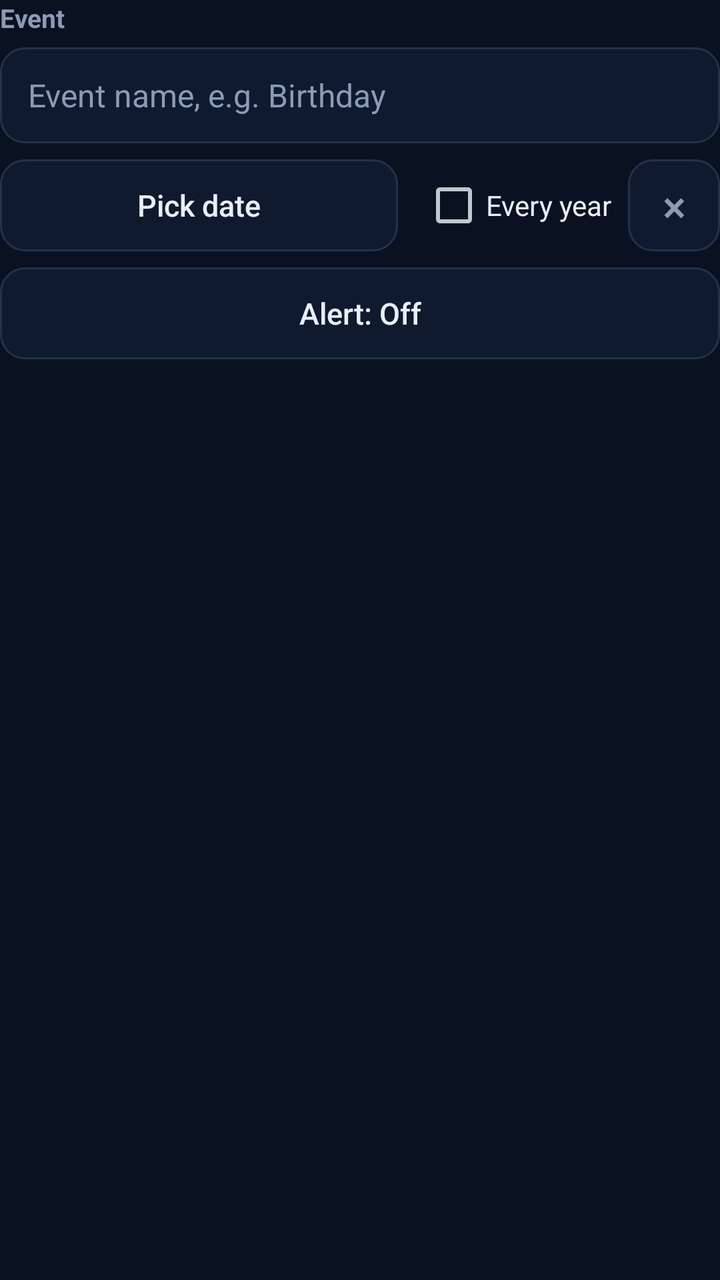
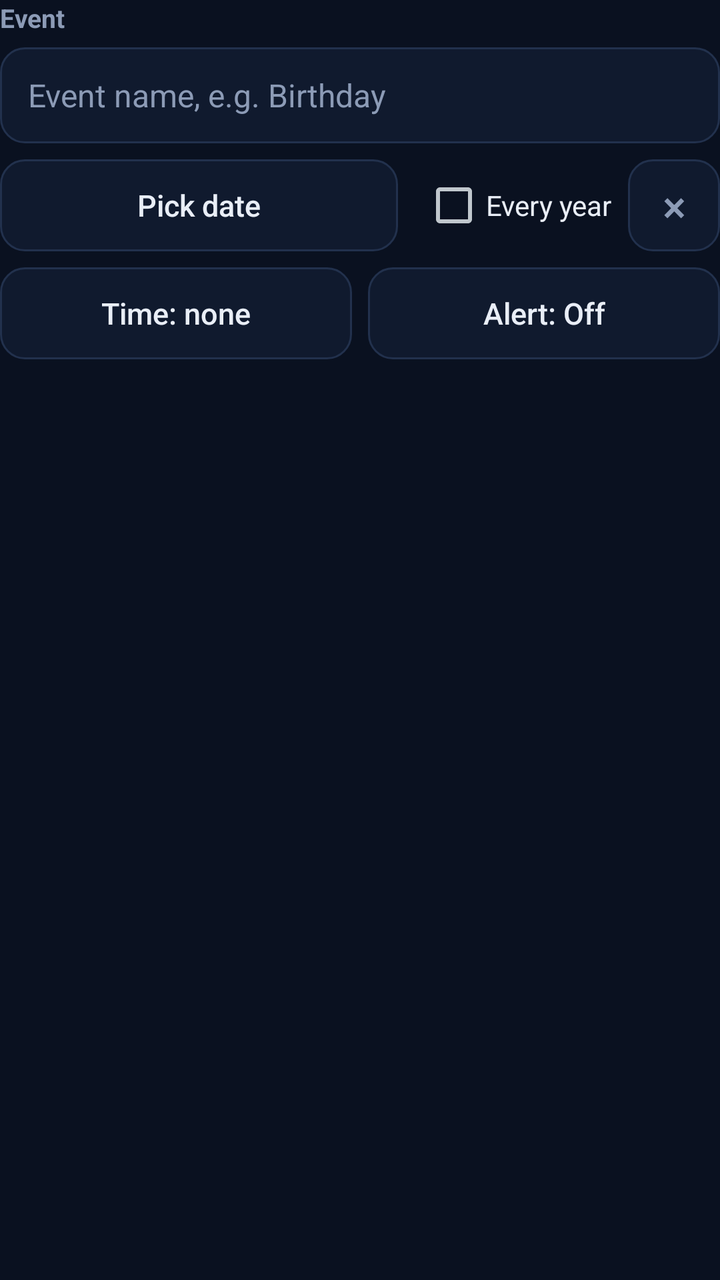

Two renders of the same Android screen: before a commit and after it. Below are the layout's source before the change and the commit's diff.
<!-- AndroidManifest.xml: application theme AppTheme -->
<!-- res/layout/item_event_slot.xml -->
<?xml version="1.0" encoding="utf-8"?>
<LinearLayout xmlns:android="http://schemas.android.com/apk/res/android"
    android:layout_width="match_parent"
    android:layout_height="wrap_content"
    android:layout_marginTop="14dp"
    android:orientation="vertical">

    <TextView
        android:id="@+id/ev_caption"
        android:layout_width="wrap_content"
        android:layout_height="wrap_content"
        android:text="Event"
        android:textColor="@color/muted"
        android:textSize="13sp"
        android:textStyle="bold" />

    <EditText
        android:id="@+id/ev_name"
        android:layout_width="match_parent"
        android:layout_height="48dp"
        android:layout_marginTop="6dp"
        android:background="@drawable/bg_field"
        android:hint="Event name, e.g. Birthday"
        android:imeOptions="actionDone"
        android:inputType="textCapSentences"
        android:maxLength="24"
        android:maxLines="1"
        android:paddingHorizontal="14dp"
        android:textColor="@color/fg"
        android:textColorHint="@color/muted"
        android:textSize="16sp" />

    <LinearLayout
        android:layout_width="match_parent"
        android:layout_height="wrap_content"
        android:layout_marginTop="8dp"
        android:gravity="center_vertical"
        android:orientation="horizontal">

        <Button
            android:id="@+id/ev_date"
            android:layout_width="0dp"
            android:layout_height="46dp"
            android:layout_weight="1"
            android:background="@drawable/bg_button_outline"
            android:stateListAnimator="@null"
            android:text="Pick date"
            android:textAllCaps="false"
            android:textColor="@color/fg"
            android:textSize="15sp" />

        <CheckBox
            android:id="@+id/ev_yearly"
            android:layout_width="wrap_content"
            android:layout_height="wrap_content"
            android:layout_marginStart="12dp"
            android:text="Every year"
            android:textColor="@color/fg"
            android:textSize="14sp" />

        <Button
            android:id="@+id/ev_clear"
            android:layout_width="46dp"
            android:layout_height="46dp"
            android:layout_marginStart="8dp"
            android:background="@drawable/bg_button_outline"
            android:contentDescription="Clear this event"
            android:minWidth="0dp"
            android:padding="0dp"
            android:stateListAnimator="@null"
            android:text="×"
            android:textAllCaps="false"
            android:textColor="@color/muted"
            android:textSize="22sp" />
    </LinearLayout>

    <Button
        android:id="@+id/ev_alert"
        android:layout_width="match_parent"
        android:layout_height="46dp"
        android:layout_marginTop="8dp"
        android:background="@drawable/bg_button_outline"
        android:stateListAnimator="@null"
        android:text="Alert: Off"
        android:textAllCaps="false"
        android:textColor="@color/fg"
        android:textSize="15sp" />
</LinearLayout>
<!-- resources referenced by this layout -->
<resources>
  <color name="fg">#E9EEF7</color>
  <color name="muted">#8C9BB6</color>
  <!-- drawable bg_button_outline (drawable) -->
  <?xml version="1.0" encoding="utf-8"?>
  <ripple xmlns:android="http://schemas.android.com/apk/res/android"
      android:color="#33FFFFFF">
      <item>
          <shape android:shape="rectangle">
              <solid android:color="@color/surface" />
              <stroke
                  android:width="1dp"
                  android:color="@color/line" />
              <corners android:radius="12dp" />
          </shape>
      </item>
  </ripple>
  <!-- drawable bg_field (drawable) -->
  <?xml version="1.0" encoding="utf-8"?>
  <shape xmlns:android="http://schemas.android.com/apk/res/android"
      android:shape="rectangle">
      <solid android:color="@color/surface" />
      <stroke
          android:width="1dp"
          android:color="@color/line" />
      <corners android:radius="12dp" />
  </shape>
  <style name="AppTheme" parent="android:Theme.DeviceDefault.NoActionBar">
          <item name="android:windowBackground">@color/bg</item>
          <item name="android:statusBarColor">@color/bg</item>
          <item name="android:navigationBarColor">@color/bg</item>
          <item name="android:colorAccent">@color/accent</item>
      </style>
  <color name="surface">#101A2E</color>
  <color name="line">#22314D</color>
  <color name="bg">#0A1120</color>
  <color name="accent">#FF6A2B</color>
</resources>

<!-- the commit's change to res/layout/item_event_slot.xml (unified diff, before → after) -->
@@ -74,15 +74,36 @@
             android:textSize="22sp" />
     </LinearLayout>
 
-    <Button
-        android:id="@+id/ev_alert"
+    <LinearLayout
         android:layout_width="match_parent"
-        android:layout_height="46dp"
+        android:layout_height="wrap_content"
         android:layout_marginTop="8dp"
-        android:background="@drawable/bg_button_outline"
-        android:stateListAnimator="@null"
-        android:text="Alert: Off"
-        android:textAllCaps="false"
-        android:textColor="@color/fg"
-        android:textSize="15sp" />
+        android:orientation="horizontal">
+
+        <Button
+            android:id="@+id/ev_time"
+            android:layout_width="0dp"
+            android:layout_height="46dp"
+            android:layout_marginEnd="4dp"
+            android:layout_weight="1"
+            android:background="@drawable/bg_button_outline"
+            android:stateListAnimator="@null"
+            android:text="Time: none"
+            android:textAllCaps="false"
+            android:textColor="@color/fg"
+            android:textSize="15sp" />
+
+        <Button
+            android:id="@+id/ev_alert"
+            android:layout_width="0dp"
+            android:layout_height="46dp"
+            android:layout_marginStart="4dp"
+            android:layout_weight="1"
+            android:background="@drawable/bg_button_outline"
+            android:stateListAnimator="@null"
+            android:text="Alert: Off"
+            android:textAllCaps="false"
+            android:textColor="@color/fg"
+            android:textSize="15sp" />
+    </LinearLayout>
 </LinearLayout>
